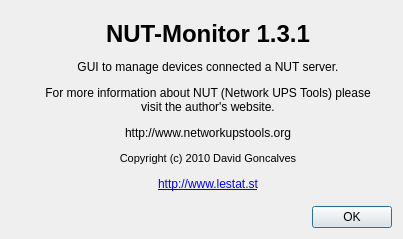
Before: the Qt Designer form scripts/python/app/ui/aboutdialog1.ui in Challado/nut, drawn with Qt 5.
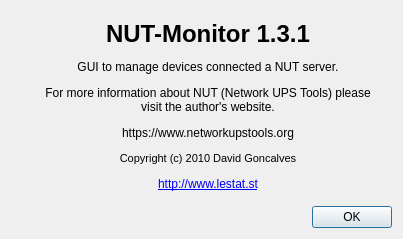
After: the same form once the commit is applied.

Diff of the .ui file:
```diff
--- a/scripts/python/app/ui/aboutdialog1.ui
+++ b/scripts/python/app/ui/aboutdialog1.ui
@@ -34,7 +34,7 @@
          <string>&lt;h1&gt;NUT-Monitor 1.3.1&lt;/h1&gt;
 &lt;p&gt;GUI to manage devices connected a NUT server.&lt;/p&gt;
 &lt;p&gt;For more information about NUT (Network UPS Tools) please visit the author's website.&lt;/p&gt;
-&lt;p style=&quot;margin-bottom: 1.5em&quot;&gt;http://www.networkupstools.org&lt;/p&gt;
+&lt;p style=&quot;margin-bottom: 1.5em&quot;&gt;https://www.networkupstools.org&lt;/p&gt;
 &lt;p style=&quot; font-size:8pt;&quot;&gt;Copyright (c) 2010 David Goncalves&lt;/p&gt;
 &lt;p&gt;&lt;a href=&quot;http://www.lestat.st/informatique/projets/nut-monitor-en&quot;&gt;http://www.lestat.st&lt;/a&gt;&lt;/p&gt;</string>
         </property>
```
